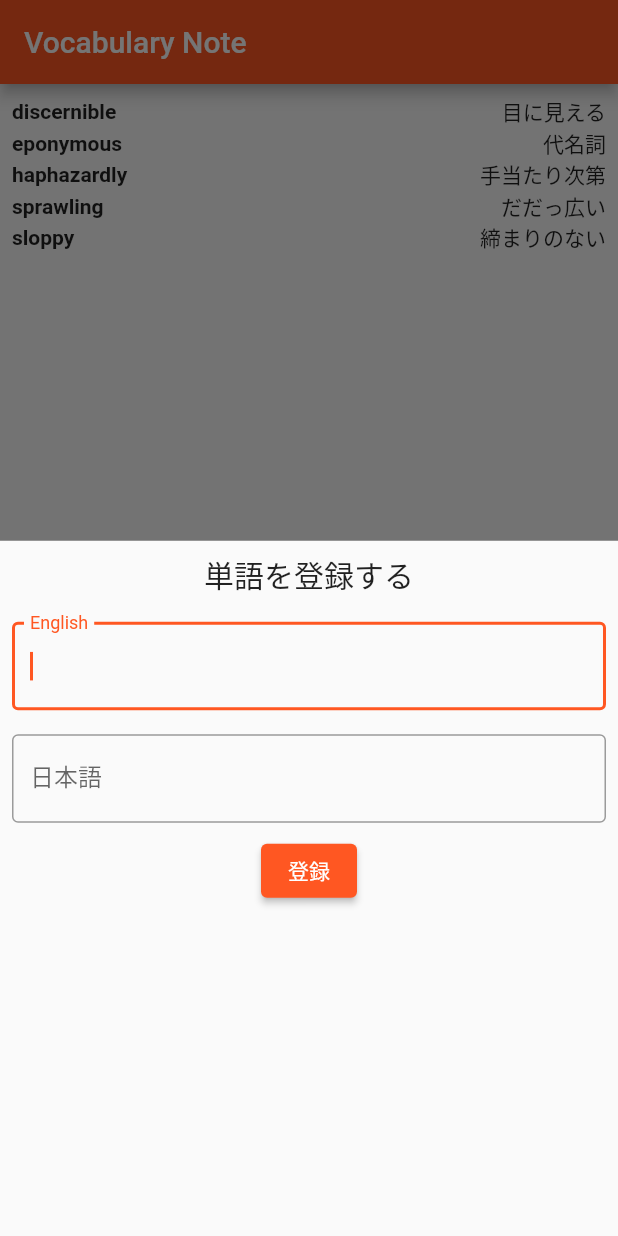
After one commit to Kanatani28/vocabulary_note, a Flutter app: the screen it shows after launch, after a tap on the "add" icon, on a phone screen of 412 x 824 dp. The commit adds this screen. Run offline on Flutter 3.47's test engine with Material 2 defaults, Android fonts, the phone set to English and light mode, and no system bars; our stand-ins replace flutter_hooks.

Commit message:
feat: add vocabulary form

```diff
--- a/lib/main.dart
+++ b/lib/main.dart
@@ -42,7 +42,10 @@ class _PageRoot extends HookWidget {
         appBar: AppBar(
           title: const Text(appName),
         ),
-        body: _navigationController.currentPage,
+        body: Container(
+          margin: const EdgeInsets.all(8),
+          child: _navigationController.currentPage,
+        ),
         bottomNavigationBar: MyBottomNavigationBar(
           menuItems: menuItems,
           currentIndex: _navigationController.currentPageIndex.value,
--- /dev/null
+++ b/lib/ui/organisms/add_vocabulary_form.dart
@@ -0,0 +1,40 @@
+import 'package:flutter/material.dart';
+import 'package:flutter_hooks/flutter_hooks.dart';
+
+class AddVocabularyForm extends HookWidget {
+  const AddVocabularyForm({Key? key}) : super(key: key);
+
+  @override
+  Widget build(BuildContext context) {
+    return Column(
+      children: <Widget>[
+        Padding(
+            padding: const EdgeInsets.symmetric(horizontal: 8, vertical: 8),
+            child: Center(
+                child: Text(
+              "単語を登録する",
+              style: Theme.of(context).textTheme.headline6,
+            ))),
+        const Padding(
+            padding: EdgeInsets.symmetric(horizontal: 8, vertical: 8),
+            child: TextField(
+              decoration: InputDecoration(
+                  labelText: "English", border: OutlineInputBorder()),
+              autofocus: true,
+            )),
+        const Padding(
+            padding: EdgeInsets.symmetric(horizontal: 8, vertical: 8),
+            child: TextField(
+              decoration: InputDecoration(
+                  labelText: "日本語", border: OutlineInputBorder()),
+            )),
+        Center(
+          child: ElevatedButton(
+            child: const Text("登録"),
+            onPressed: () => {},
+          ),
+        )
+      ],
+    );
+  }
+}
--- a/lib/ui/pages/home.dart
+++ b/lib/ui/pages/home.dart
@@ -1,6 +1,7 @@
 import 'package:flutter/material.dart';
 import 'package:flutter_hooks/flutter_hooks.dart';
 import 'package:vocabulary_note/hooks/use_vocabulary_list.dart';
+import 'package:vocabulary_note/ui/organisms/add_vocabulary_form.dart';
 
 class Home extends HookWidget {
   const Home({Key? key}) : super(key: key);
@@ -30,7 +31,13 @@ class Home extends HookWidget {
         ],
       ),
       floatingActionButton: FloatingActionButton(
-        onPressed: () => {},
+        onPressed: () => {
+          showModalBottomSheet(
+            context: context,
+            isScrollControlled: false, // <-- trueにするとフルスクリーン
+            builder: (_) => const AddVocabularyForm(),
+          )
+        },
         tooltip: 'Increment',
         child: const Icon(Icons.add),
       ),
```
